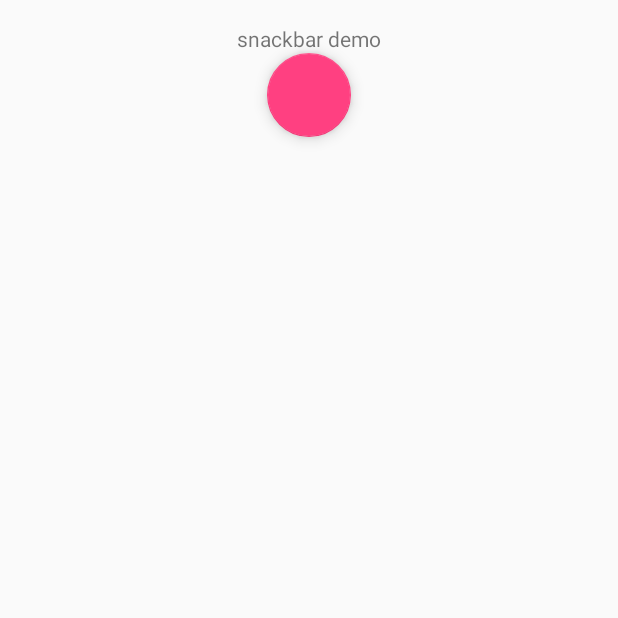
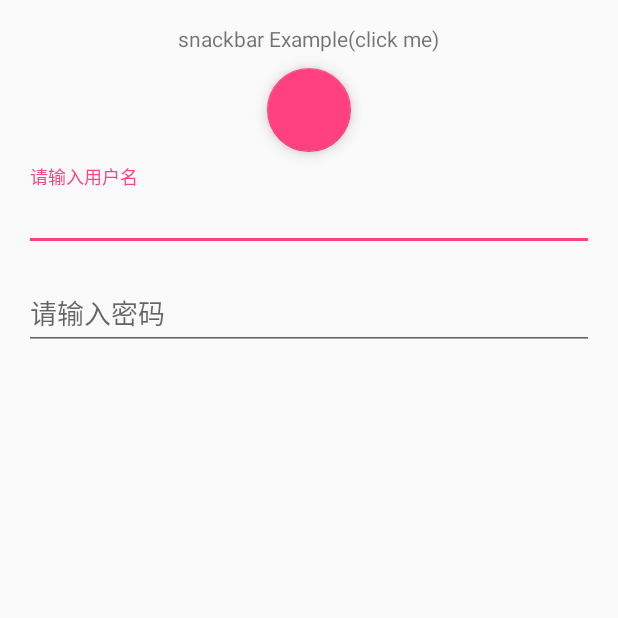
Before and after one commit to LeoYe168/Androiddemo, an Android app: the MaterialDesignActivity screen opened directly, with no data from a screen before it, on a phone screen of 412 x 824 dp, the top half of it. Run offline under Robolectric (Android 15) with nearby library versions, the phone set to English and light mode, and no system bars.

Commit message:
换电脑保存代码

```diff
--- a/app/src/main/java/com/leoye/androiddemo/MaterialDesignActivity.java
+++ b/app/src/main/java/com/leoye/androiddemo/MaterialDesignActivity.java
@@ -29,9 +29,11 @@ public class MaterialDesignActivity extends FragmentActivity implements View.OnC
     public void onClick(View v) {
         switch (v.getId()) {
             case R.id.text_snackbar:
-                Snackbar.make(v, "your message", Snackbar.LENGTH_INDEFINITE).setAction("click button", this).show();
+                Snackbar.make(v, "hi,i am snackbar", Snackbar.LENGTH_INDEFINITE).setAction("click button", this).show();
                 break;
+
             default:
+
                 break;
         }
     }
--- a/app/src/main/res/layout/activity_material_design.xml
+++ b/app/src/main/res/layout/activity_material_design.xml
@@ -13,15 +13,43 @@
     app:layout_behavior="@string/appbar_scrolling_view_behavior"
     tools:context="com.leoye.androiddemo.MainActivity">
 
+
     <TextView
         android:id="@+id/text_snackbar"
         android:layout_width="wrap_content"
         android:layout_height="wrap_content"
-        android:text="snackbar demo" />
+        android:text="snackbar Example(click me)" />
+
 
     <android.support.design.widget.FloatingActionButton
         android:layout_width="wrap_content"
         android:layout_height="wrap_content"
+        android:layout_marginTop="10dp"
         app:fabSize="normal" />
 
+    <android.support.design.widget.TextInputLayout
+        android:layout_width="match_parent"
+        android:layout_height="wrap_content"
+        android:layout_marginTop="10dp">
+
+        <EditText
+            android:layout_width="match_parent"
+            android:layout_height="wrap_content"
+            android:hint="请输入用户名"
+            android:inputType="textEmailAddress" />
+
+    </android.support.design.widget.TextInputLayout>
+
+    <android.support.design.widget.TextInputLayout
+        android:layout_width="match_parent"
+        android:layout_height="wrap_content"
+        android:layout_marginTop="10dp">
+
+        <EditText
+            android:layout_width="match_parent"
+            android:layout_height="wrap_content"
+            android:hint="请输入密码"
+            android:inputType="textEmailAddress" />
+
+    </android.support.design.widget.TextInputLayout>
 </LinearLayout>
```
Also changed, not shown: app/src/main/java/com/leoye/androiddemo/MainActivity.java (+7 -2 lines).
